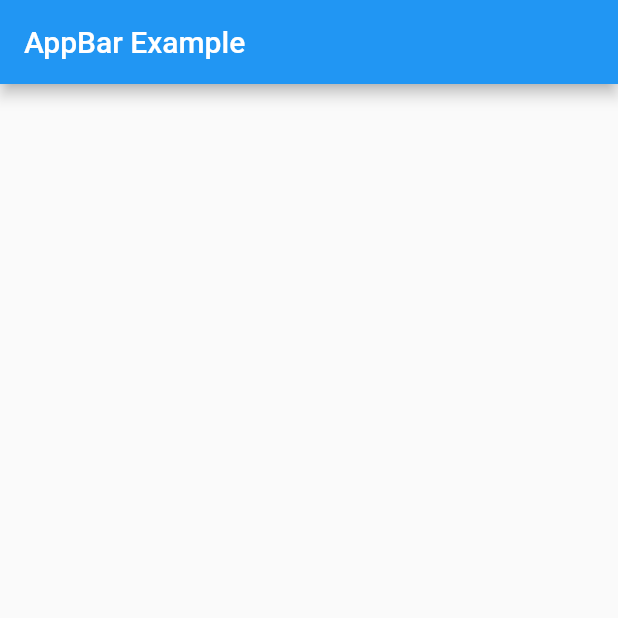
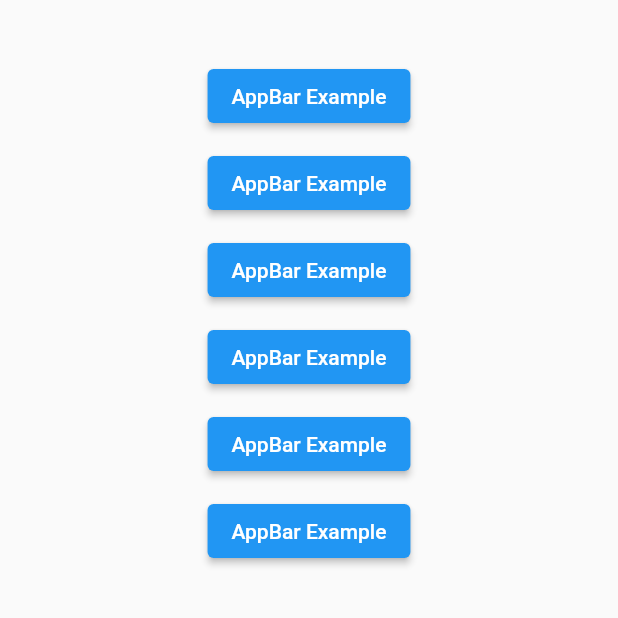
Before and after one commit to BilalRehman08/Flutter_Basic_Widgets, a Flutter app: the screen it shows after launch, on a phone screen of 412 x 824 dp, the top half of it. Run offline on Flutter 3.47's test engine with Material 2 defaults, Android fonts, the light colour scheme and no system bars.

Commit message:
Column Example

```diff
--- a/lib/main.dart
+++ b/lib/main.dart
@@ -12,7 +12,41 @@ class MyApp extends StatelessWidget {
   Widget build(BuildContext context) {
     return MaterialApp(
       debugShowCheckedModeBanner: false,
-      home: Scaffold(body: AppBarExample()),
+      home: Scaffold(
+          body: Center(
+        child: Column(children: [
+          SizedBox(height: 40),
+          ElevatedButton(
+            onPressed: () {},
+            child: Text("AppBar Example"),
+          ),
+          SizedBox(height: 10),
+          ElevatedButton(
+            onPressed: () {},
+            child: Text("AppBar Example"),
+          ),
+          SizedBox(height: 10),
+          ElevatedButton(
+            onPressed: () {},
+            child: Text("AppBar Example"),
+          ),
+          SizedBox(height: 10),
+          ElevatedButton(
+            onPressed: () {},
+            child: Text("AppBar Example"),
+          ),
+          SizedBox(height: 10),
+          ElevatedButton(
+            onPressed: () {},
+            child: Text("AppBar Example"),
+          ),
+          SizedBox(height: 10),
+          ElevatedButton(
+            onPressed: () {},
+            child: Text("AppBar Example"),
+          ),
+        ]),
+      )),
     );
   }
 }
```
